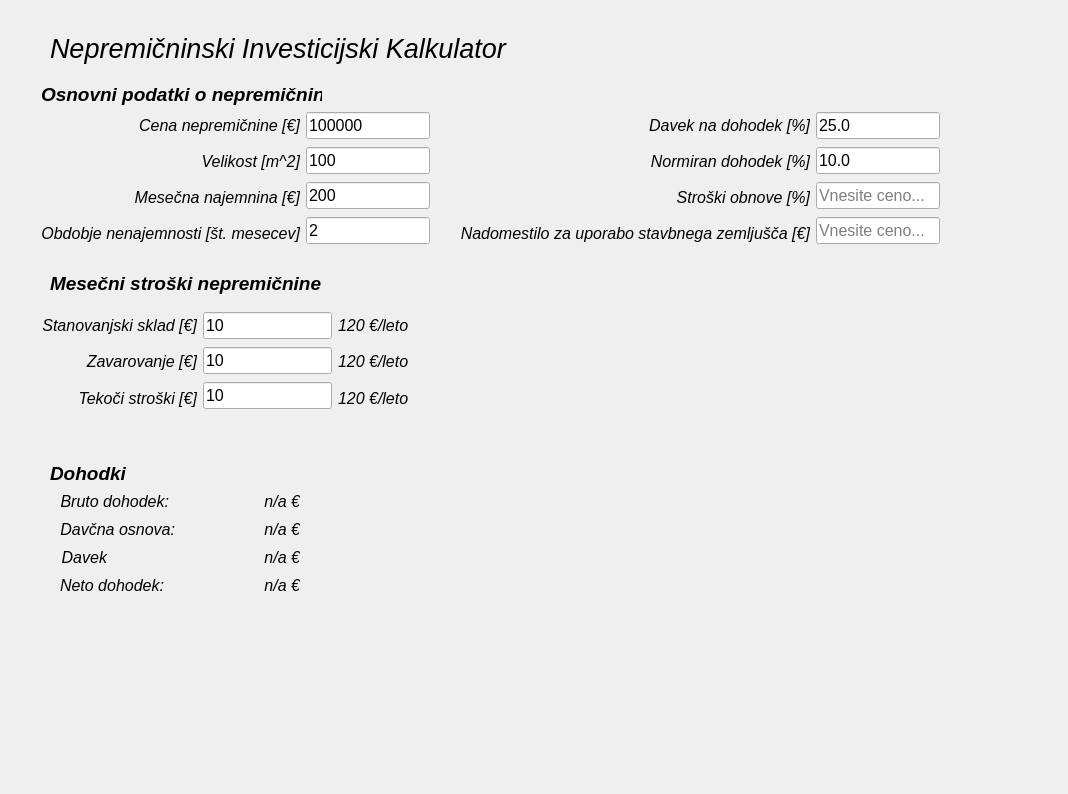
Qt form projects/house_market_calculator/HouseMarketCalculator/house_market.ui (ZiGaMi/QtCppPlayground) before a commit.
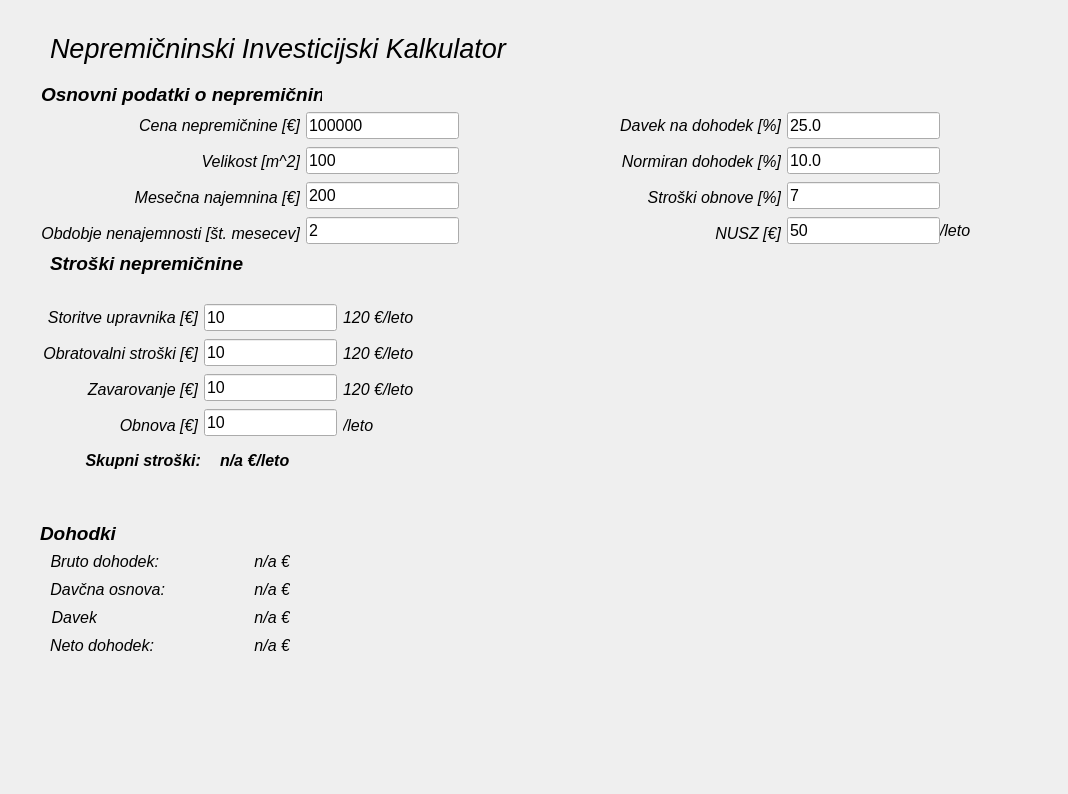
The same form after that commit.

Diff of the .ui file:
```diff
--- a/projects/house_market_calculator/HouseMarketCalculator/house_market.ui
+++ b/projects/house_market_calculator/HouseMarketCalculator/house_market.ui
@@ -36,7 +36,7 @@
    <property name="geometry">
     <rect>
      <x>50</x>
-     <y>270</y>
+     <y>250</y>
      <width>331</width>
      <height>27</height>
     </rect>
@@ -49,212 +49,17 @@
     </font>
    </property>
    <property name="text">
-    <string>Mesečni stroški nepremičnine</string>
+    <string>Stroški nepremičnine</string>
    </property>
    <property name="alignment">
     <set>Qt::AlignLeading|Qt::AlignLeft|Qt::AlignVCenter</set>
    </property>
   </widget>
-  <widget class="QWidget" name="layoutWidget">
-   <property name="geometry">
-    <rect>
-     <x>41</x>
-     <y>310</y>
-     <width>368</width>
-     <height>103</height>
-    </rect>
-   </property>
-   <layout class="QHBoxLayout" name="horizontalLayout_4">
-    <item>
-     <layout class="QVBoxLayout" name="verticalLayout_9">
-      <item>
-       <widget class="QLabel" name="label_14">
-        <property name="font">
-         <font>
-          <pointsize>12</pointsize>
-          <italic>true</italic>
-         </font>
-        </property>
-        <property name="text">
-         <string>Stanovanjski sklad [€]</string>
-        </property>
-        <property name="alignment">
-         <set>Qt::AlignRight|Qt::AlignTrailing|Qt::AlignVCenter</set>
-        </property>
-       </widget>
-      </item>
-      <item>
-       <widget class="QLabel" name="label_15">
-        <property name="font">
-         <font>
-          <pointsize>12</pointsize>
-          <italic>true</italic>
-         </font>
-        </property>
-        <property name="text">
-         <string>Zavarovanje [€]</string>
-        </property>
-        <property name="alignment">
-         <set>Qt::AlignRight|Qt::AlignTrailing|Qt::AlignVCenter</set>
-        </property>
-       </widget>
-      </item>
-      <item>
-       <widget class="QLabel" name="label_17">
-        <property name="font">
-         <font>
-          <pointsize>12</pointsize>
-          <italic>true</italic>
-         </font>
-        </property>
-        <property name="text">
-         <string>Tekoči stroški [€]</string>
-        </property>
-        <property name="alignment">
-         <set>Qt::AlignRight|Qt::AlignTrailing|Qt::AlignVCenter</set>
-        </property>
-       </widget>
-      </item>
-     </layout>
-    </item>
-    <item>
-     <layout class="QVBoxLayout" name="verticalLayout_8">
-      <item>
-       <widget class="QLineEdit" name="sklad">
-        <property name="enabled">
-         <bool>true</bool>
-        </property>
-        <property name="font">
-         <font>
-          <pointsize>12</pointsize>
-         </font>
-        </property>
-        <property name="inputMask">
-         <string/>
-        </property>
-        <property name="text">
-         <string>10</string>
-        </property>
-        <property name="alignment">
-         <set>Qt::AlignLeading|Qt::AlignLeft|Qt::AlignVCenter</set>
-        </property>
-        <property name="placeholderText">
-         <string>Vnesite znesek...</string>
-        </property>
-       </widget>
-      </item>
-      <item>
-       <widget class="QLineEdit" name="zavarovanje">
-        <property name="enabled">
-         <bool>true</bool>
-        </property>
-        <property name="font">
-         <font>
-          <pointsize>12</pointsize>
-         </font>
-        </property>
-        <property name="inputMask">
-         <string/>
-        </property>
-        <property name="text">
-         <string>10</string>
-        </property>
-        <property name="alignment">
-         <set>Qt::AlignLeading|Qt::AlignLeft|Qt::AlignVCenter</set>
-        </property>
-        <property name="placeholderText">
-         <string>Vnesite znesek...</string>
-        </property>
-       </widget>
-      </item>
-      <item>
-       <widget class="QLineEdit" name="poloznice">
-        <property name="enabled">
-         <bool>true</bool>
-        </property>
-        <property name="font">
-         <font>
-          <pointsize>12</pointsize>
-         </font>
-        </property>
-        <property name="accessibleDescription">
-         <string>test</string>
-        </property>
-        <property name="inputMask">
-         <string/>
-        </property>
-        <property name="text">
-         <string>10</string>
-        </property>
-        <property name="alignment">
-         <set>Qt::AlignLeading|Qt::AlignLeft|Qt::AlignVCenter</set>
-        </property>
-        <property name="placeholderText">
-         <string extracomment="Tekoči mesečni stroški, položnice elektro, voda,...">Vnesite znesek...</string>
-        </property>
-       </widget>
-      </item>
-     </layout>
-    </item>
-    <item>
-     <layout class="QVBoxLayout" name="verticalLayout_10">
-      <item>
-       <widget class="QLabel" name="sklad_leto">
-        <property name="font">
-         <font>
-          <pointsize>12</pointsize>
-          <italic>true</italic>
-         </font>
-        </property>
-        <property name="text">
-         <string>120 €/leto</string>
-        </property>
-        <property name="alignment">
-         <set>Qt::AlignLeading|Qt::AlignLeft|Qt::AlignVCenter</set>
-        </property>
-       </widget>
-      </item>
-      <item>
-       <widget class="QLabel" name="zavarovanje_leto">
-        <property name="font">
-         <font>
-          <pointsize>12</pointsize>
-          <italic>true</italic>
-         </font>
-        </property>
-        <property name="text">
-         <string>120 €/leto</string>
-        </property>
-        <property name="alignment">
-         <set>Qt::AlignLeading|Qt::AlignLeft|Qt::AlignVCenter</set>
-        </property>
-       </widget>
-      </item>
-      <item>
-       <widget class="QLabel" name="poloznice_leto">
-        <property name="font">
-         <font>
-          <pointsize>12</pointsize>
-          <italic>true</italic>
-         </font>
-        </property>
-        <property name="text">
-         <string>120 €/leto</string>
-        </property>
-        <property name="alignment">
-         <set>Qt::AlignLeading|Qt::AlignLeft|Qt::AlignVCenter</set>
-        </property>
-       </widget>
-      </item>
-     </layout>
-    </item>
-   </layout>
-  </widget>
   <widget class="QLabel" name="label_20">
    <property name="geometry">
     <rect>
-     <x>50</x>
-     <y>460</y>
+     <x>40</x>
+     <y>520</y>
      <width>331</width>
      <height>27</height>
     </rect>
@@ -546,7 +351,7 @@
          </font>
         </property>
         <property name="text">
-         <string>Nadomestilo za uporabo stavbnega zemljušča [€]</string>
+         <string>NUSZ [€]</string>
         </property>
         <property name="alignment">
          <set>Qt::AlignRight|Qt::AlignTrailing|Qt::AlignVCenter</set>
@@ -615,6 +420,9 @@
         <property name="inputMask">
          <string/>
         </property>
+        <property name="text">
+         <string>7</string>
+        </property>
         <property name="alignment">
          <set>Qt::AlignLeading|Qt::AlignLeft|Qt::AlignVCenter</set>
         </property>
@@ -633,6 +441,9 @@
         <property name="inputMask">
          <string/>
         </property>
+        <property name="text">
+         <string>50</string>
+        </property>
         <property name="alignment">
          <set>Qt::AlignLeading|Qt::AlignLeft|Qt::AlignVCenter</set>
         </property>
@@ -645,11 +456,11 @@
     </item>
    </layout>
   </widget>
-  <widget class="QWidget" name="">
+  <widget class="QWidget" name="layoutWidget">
    <property name="geometry">
     <rect>
-     <x>60</x>
-     <y>490</y>
+     <x>50</x>
+     <y>550</y>
      <width>240</width>
      <height>106</height>
     </rect>
@@ -817,6 +628,337 @@
     </item>
    </layout>
   </widget>
+  <widget class="QLabel" name="poloznice_leto_2">
+   <property name="geometry">
+    <rect>
+     <x>940</x>
+     <y>220</y>
+     <width>72</width>
+     <height>21</height>
+    </rect>
+   </property>
+   <property name="font">
+    <font>
+     <pointsize>12</pointsize>
+     <italic>true</italic>
+    </font>
+   </property>
+   <property name="text">
+    <string>/leto</string>
+   </property>
+   <property name="alignment">
+    <set>Qt::AlignLeading|Qt::AlignLeft|Qt::AlignVCenter</set>
+   </property>
+  </widget>
+  <widget class="QLabel" name="label_30">
+   <property name="geometry">
+    <rect>
+     <x>40</x>
+     <y>450</y>
+     <width>161</width>
+     <height>21</height>
+    </rect>
+   </property>
+   <property name="sizePolicy">
+    <sizepolicy hsizetype="Preferred" vsizetype="Preferred">
+     <horstretch>2</horstretch>
+     <verstretch>0</verstretch>
+    </sizepolicy>
+   </property>
+   <property name="font">
+    <font>
+     <pointsize>12</pointsize>
+     <italic>true</italic>
+     <bold>true</bold>
+    </font>
+   </property>
+   <property name="text">
+    <string>Skupni stroški:</string>
+   </property>
+   <property name="alignment">
+    <set>Qt::AlignRight|Qt::AlignTrailing|Qt::AlignVCenter</set>
+   </property>
+  </widget>
+  <widget class="QLabel" name="skupni_stroski">
+   <property name="geometry">
+    <rect>
+     <x>220</x>
+     <y>450</y>
+     <width>72</width>
+     <height>21</height>
+    </rect>
+   </property>
+   <property name="font">
+    <font>
+     <pointsize>12</pointsize>
+     <italic>true</italic>
+     <bold>true</bold>
+    </font>
+   </property>
+   <property name="text">
+    <string>n/a €/leto</string>
+   </property>
+   <property name="alignment">
+    <set>Qt::AlignLeading|Qt::AlignLeft|Qt::AlignVCenter</set>
+   </property>
+  </widget>
+  <widget class="QWidget" name="">
+   <property name="geometry">
+    <rect>
+     <x>42</x>
+     <y>302</y>
+     <width>372</width>
+     <height>138</height>
+    </rect>
+   </property>
+   <layout class="QHBoxLayout" name="horizontalLayout_3">
+    <item>
+     <layout class="QVBoxLayout" name="verticalLayout_7">
+      <item>
+       <widget class="QLabel" name="label_14">
+        <property name="font">
+         <font>
+          <pointsize>12</pointsize>
+          <italic>true</italic>
+         </font>
+        </property>
+        <property name="text">
+         <string>Storitve upravnika [€]</string>
+        </property>
+        <property name="alignment">
+         <set>Qt::AlignRight|Qt::AlignTrailing|Qt::AlignVCenter</set>
+        </property>
+       </widget>
+      </item>
+      <item>
+       <widget class="QLabel" name="label_17">
+        <property name="font">
+         <font>
+          <pointsize>12</pointsize>
+          <italic>true</italic>
+         </font>
+        </property>
+        <property name="text">
+         <string>Obratovalni stroški [€]</string>
+        </property>
+        <property name="alignment">
+         <set>Qt::AlignRight|Qt::AlignTrailing|Qt::AlignVCenter</set>
+        </property>
+       </widget>
+      </item>
+      <item>
+       <widget class="QLabel" name="label_15">
+        <property name="font">
+         <font>
+          <pointsize>12</pointsize>
+          <italic>true</italic>
+         </font>
+        </property>
+        <property name="text">
+         <string>Zavarovanje [€]</string>
+        </property>
+        <property name="alignment">
+         <set>Qt::AlignRight|Qt::AlignTrailing|Qt::AlignVCenter</set>
+        </property>
+       </widget>
+      </item>
+      <item>
+       <widget class="QLabel" name="label_29">
+        <property name="sizePolicy">
+         <sizepolicy hsizetype="Preferred" vsizetype="Preferred">
+          <horstretch>2</horstretch>
+          <verstretch>0</verstretch>
+         </sizepolicy>
+        </property>
+        <property name="font">
+         <font>
+          <pointsize>12</pointsize>
+          <italic>true</italic>
+         </font>
+        </property>
+        <property name="text">
+         <string>Obnova [€]</string>
+        </property>
+        <property name="alignment">
+         <set>Qt::AlignRight|Qt::AlignTrailing|Qt::AlignVCenter</set>
+        </property>
+       </widget>
+      </item>
+     </layout>
+    </item>
+    <item>
+     <layout class="QVBoxLayout" name="verticalLayout_8">
+      <item>
+       <widget class="QLineEdit" name="storitve_upravnik">
+        <property name="enabled">
+         <bool>true</bool>
+        </property>
+        <property name="font">
+         <font>
+          <pointsize>12</pointsize>
+         </font>
+        </property>
+        <property name="inputMask">
+         <string/>
+        </property>
+        <property name="text">
+         <string>10</string>
+        </property>
+        <property name="alignment">
+         <set>Qt::AlignLeading|Qt::AlignLeft|Qt::AlignVCenter</set>
+        </property>
+        <property name="placeholderText">
+         <string>Vnesite znesek...</string>
+        </property>
+       </widget>
+      </item>
+      <item>
+       <widget class="QLineEdit" name="obratovalni_stroski">
+        <property name="enabled">
+         <bool>true</bool>
+        </property>
+        <property name="font">
+         <font>
+          <pointsize>12</pointsize>
+         </font>
+        </property>
+        <property name="accessibleDescription">
+         <string>test</string>
+        </property>
+        <property name="inputMask">
+         <string/>
+        </property>
+        <property name="text">
+         <string>10</string>
+        </property>
+        <property name="alignment">
+         <set>Qt::AlignLeading|Qt::AlignLeft|Qt::AlignVCenter</set>
+        </property>
+        <property name="placeholderText">
+         <string extracomment="Tekoči mesečni stroški, položnice elektro, voda,...">Vnesite znesek...</string>
+        </property>
+       </widget>
+      </item>
+      <item>
+       <widget class="QLineEdit" name="zavarovanje">
+        <property name="enabled">
+         <bool>true</bool>
+        </property>
+        <property name="font">
+         <font>
+          <pointsize>12</pointsize>
+         </font>
+        </property>
+        <property name="inputMask">
+         <string/>
+        </property>
+        <property name="text">
+         <string>10</string>
+        </property>
+        <property name="alignment">
+         <set>Qt::AlignLeading|Qt::AlignLeft|Qt::AlignVCenter</set>
+        </property>
+        <property name="placeholderText">
+         <string>Vnesite znesek...</string>
+        </property>
+       </widget>
+      </item>
+      <item>
+       <widget class="QLineEdit" name="obnova">
+        <property name="enabled">
+         <bool>true</bool>
+        </property>
+        <property name="font">
+         <font>
+          <pointsize>12</pointsize>
+         </font>
+        </property>
+        <property name="inputMask">
+         <string/>
+        </property>
+        <property name="text">
+         <string>10</string>
+        </property>
+        <property name="alignment">
+         <set>Qt::AlignLeading|Qt::AlignLeft|Qt::AlignVCenter</set>
+        </property>
+        <property name="placeholderText">
+         <string>Vnesite znesek...</string>
+        </property>
+       </widget>
+      </item>
+     </layout>
+    </item>
+    <item>
+     <layout class="QVBoxLayout" name="verticalLayout_9">
+      <item>
+       <widget class="QLabel" name="sklad_leto">
+        <property name="font">
+         <font>
+          <pointsize>12</pointsize>
+          <italic>true</italic>
+         </font>
+        </property>
+        <property name="text">
+         <string>120 €/leto</string>
+        </property>
+        <property name="alignment">
+         <set>Qt::AlignLeading|Qt::AlignLeft|Qt::AlignVCenter</set>
+        </property>
+       </widget>
+      </item>
+      <item>
+       <widget class="QLabel" name="poloznice_leto">
+        <property name="font">
+         <font>
+          <pointsize>12</pointsize>
+          <italic>true</italic>
+         </font>
+        </property>
+        <property name="text">
+         <string>120 €/leto</string>
+        </property>
+        <property name="alignment">
+         <set>Qt::AlignLeading|Qt::AlignLeft|Qt::AlignVCenter</set>
+        </property>
+       </widget>
+      </item>
+      <item>
+       <widget class="QLabel" name="zavarovanje_leto">
+        <property name="font">
+         <font>
+          <pointsize>12</pointsize>
+          <italic>true</italic>
+         </font>
+        </property>
+        <property name="text">
+         <string>120 €/leto</string>
+        </property>
+        <property name="alignment">
+         <set>Qt::AlignLeading|Qt::AlignLeft|Qt::AlignVCenter</set>
+        </property>
+       </widget>
+      </item>
+      <item>
+       <widget class="QLabel" name="poloznice_leto_3">
+        <property name="font">
+         <font>
+          <pointsize>12</pointsize>
+          <italic>true</italic>
+         </font>
+        </property>
+        <property name="text">
+         <string>/leto</string>
+        </property>
+        <property name="alignment">
+         <set>Qt::AlignLeading|Qt::AlignLeft|Qt::AlignVCenter</set>
+        </property>
+       </widget>
+      </item>
+     </layout>
+    </item>
+   </layout>
+  </widget>
  </widget>
  <resources/>
  <connections/>
```
Left out of the diff: 4 changed lines with no effect on the pictures.
